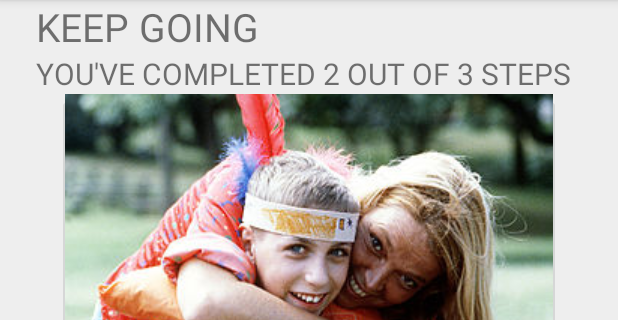
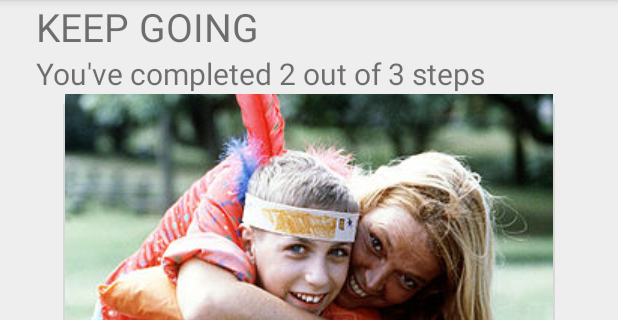
Before and after one commit to bluebeasley/fallout-friend, an Android app: the screen it shows after launch (MainActivity), item 2 of the bottom bar chosen, on a phone screen of 412 x 824 dp, the part 84-404 px from its top. Run offline under Robolectric (Android 15) with nearby library versions, the phone set to English and light mode, and no system bars; libraries missing offline, so code that uses them is left out: com.synnapps.carouselview; 2 statements that could not run were skipped.

Commit message:
removed all caps from recommended_sub_title

```diff
--- a/app/src/main/res/layout/current_progress_view.xml
+++ b/app/src/main/res/layout/current_progress_view.xml
@@ -18,7 +18,6 @@
               android:layout_height="wrap_content"
               app:layout_constraintTop_toBottomOf="@id/recommended_title"
               android:textSize="@dimen/text_size_med"
-              android:textAllCaps="true"
               android:layout_marginStart="@dimen/element_margin_large"
               android:text="@string/progress_subtitle_in_progress"
               android:id="@+id/recommended_sub_title"/>
```
